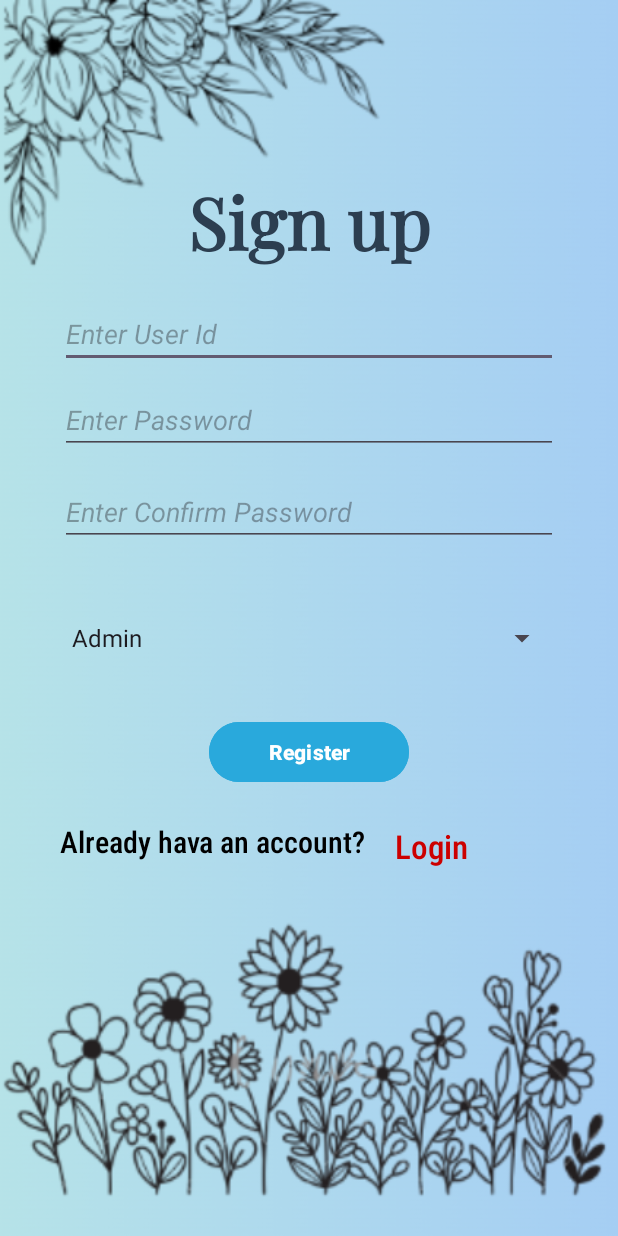
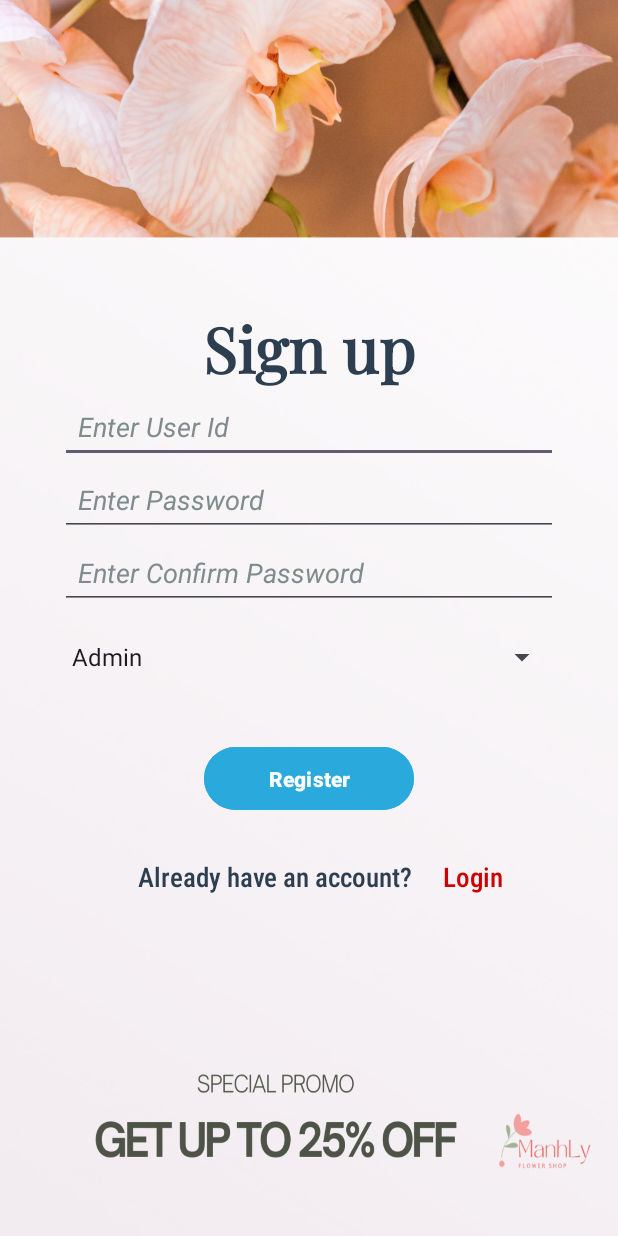
Before and after one commit to DuyManh122/Mobile-Application-Development, an Android app: the RegisterActivity screen opened directly, with no data from a screen before it, on a phone screen of 412 x 824 dp. Run offline under Robolectric (Android 15) with nearby library versions, the phone set to English and light mode, and no system bars.

Commit message:
Modify UI

```diff
--- a/AndroidApp/app/src/main/java/com/example/myapplication/UserInformation.java
+++ b/AndroidApp/app/src/main/java/com/example/myapplication/UserInformation.java
@@ -5,7 +5,7 @@ public class UserInformation {
     private  String date_of_birth;
     private  String address;
     private  String phone_number;
-    private  Gender sex;
+    private  String sex;
 
     public String getAddress() {
         return address;
@@ -23,7 +23,7 @@ public class UserInformation {
         return phone_number;
     }
 
-    public Gender getSex() {
+    public String getSex() {
         return sex;
     }
 
@@ -43,7 +43,7 @@ public class UserInformation {
         this.phone_number = phone_number;
     }
 
-    public void setSex(Gender sex) {
+    public void setSex(String sex) {
         this.sex = sex;
     }
 }
--- a/AndroidApp/app/src/main/res/layout/activity_product.xml
+++ b/AndroidApp/app/src/main/res/layout/activity_product.xml
@@ -5,7 +5,7 @@
     android:id="@+id/product_activity"
     android:layout_width="match_parent"
     android:layout_height="match_parent"
-    android:background="@drawable/product_bg"
+    android:background="@drawable/Bg2"
     tools:context=".ProductActivity">
 
     <EditText
--- a/AndroidApp/app/src/main/res/layout/activity_register.xml
+++ b/AndroidApp/app/src/main/res/layout/activity_register.xml
@@ -1,145 +1,129 @@
 <?xml version="1.0" encoding="utf-8"?>
 <androidx.constraintlayout.widget.ConstraintLayout xmlns:android="http://schemas.android.com/apk/res/android"
     xmlns:app="http://schemas.android.com/apk/res-auto"
-    xmlns:tools="http://schemas.android.com/tools"
+    android:id="@+id/activity_register"
     android:layout_width="match_parent"
     android:layout_height="match_parent"
-    android:id="@+id/activity_register"
-    android:background="@drawable/register_bg"
-    tools:context=".RegisterActivity">
-
+    android:background="@drawable/Bg3">
 
     <TextView
+        android:id="@+id/txt_R_SignUp"
         android:layout_width="wrap_content"
         android:layout_height="wrap_content"
+        android:layout_marginTop="200dp"
+        android:layout_marginBottom="12dp"
+        android:fontFamily="@font/playfairdisplay_regular"
         android:gravity="center"
-        android:fontFamily="@font/playfairdisplay_regular"
         android:text="Sign up"
         android:textColor="#2C3E50"
-        android:textSize="48sp"
+        android:textSize="42sp"
         android:textStyle="bold"
-        android:layout_marginBottom="20dp"
-        app:layout_constraintStart_toStartOf="parent"
-        app:layout_constraintEnd_toEndOf="parent"
-        app:layout_constraintBottom_toTopOf="@+id/txt_R_UserId" />
-
-    <EditText
-        android:id="@+id/txt_R_UserId"
-        android:layout_width="match_parent"
-        android:layout_height="wrap_content"
-        android:layout_marginStart="40dp"
-        android:layout_marginTop="200dp"
-        android:layout_marginEnd="40dp"
-        android:layout_marginBottom="12dp"
-        android:ems="10"
-        android:hint="Enter User Id"
-        android:inputType="textPersonName"
-        android:textColor="@color/black"
-        android:textStyle="italic"
-        app:layout_constraintBottom_toTopOf="@+id/txt_R_Password"
+        app:layout_constraintBottom_toTopOf="@id/txt_R_UserId"
         app:layout_constraintEnd_toEndOf="parent"
         app:layout_constraintStart_toStartOf="parent"
         app:layout_constraintTop_toTopOf="parent" />
 
+    <EditText
+        android:id="@+id/txt_R_UserId"
+        android:layout_width="0dp"
+        android:layout_height="wrap_content"
+        android:layout_marginStart="40dp"
+        android:layout_marginEnd="40dp"
+        android:layout_marginBottom="12dp"
+        android:hint="Enter User Id"
+        android:inputType="textPersonName"
+        android:textColor="#34495E"
+        android:textColorHint="#7f8c8d"
+        android:textStyle="italic"
+        android:padding="12dp"
+        app:layout_constraintTop_toBottomOf="@id/txt_R_SignUp"
+        app:layout_constraintStart_toStartOf="parent"
+        app:layout_constraintEnd_toEndOf="parent" />
 
     <EditText
         android:id="@+id/txt_R_Password"
-        android:layout_width="match_parent"
+        android:layout_width="0dp"
         android:layout_height="wrap_content"
         android:layout_marginStart="40dp"
         android:layout_marginEnd="40dp"
         android:layout_marginBottom="16dp"
-        android:ems="10"
         android:hint="Enter Password"
         android:inputType="textPassword"
-        android:textColor="@color/black"
+        android:textColor="#34495E"
+        android:textColorHint="#7f8c8d"
         android:textStyle="italic"
-        app:layout_constraintBottom_toTopOf="@+id/txt_R_ConfirmPassword"
-        app:layout_constraintEnd_toEndOf="parent"
+        android:padding="12dp"
+        app:layout_constraintTop_toBottomOf="@id/txt_R_UserId"
         app:layout_constraintStart_toStartOf="parent"
-        app:layout_constraintTop_toBottomOf="@+id/txt_R_UserId" />
+        app:layout_constraintEnd_toEndOf="parent" />
 
     <EditText
         android:id="@+id/txt_R_ConfirmPassword"
-        android:layout_width="match_parent"
+        android:layout_width="0dp"
         android:layout_height="wrap_content"
         android:layout_marginStart="40dp"
         android:layout_marginEnd="40dp"
-        android:layout_marginBottom="17dp"
-        android:ems="10"
+        android:layout_marginBottom="28dp"
         android:hint="Enter Confirm Password"
         android:inputType="textPassword"
-        android:textColor="@color/black"
+        android:textColor="#34495E"
+        android:textColorHint="#7f8c8d"
         android:textStyle="italic"
-        app:layout_constraintBottom_toTopOf="@+id/btn_R_Register"
-        app:layout_constraintEnd_toEndOf="parent"
+        android:padding="12dp"
+        app:layout_constraintTop_toBottomOf="@id/txt_R_Password"
         app:layout_constraintStart_toStartOf="parent"
-        app:layout_constraintTop_toBottomOf="@+id/txt_R_Password" />
+        app:layout_constraintEnd_toEndOf="parent" />
 
     <Spinner
         android:id="@+id/sp_R_UserType"
-        android:layout_width="match_parent"
+        android:layout_width="0dp"
         android:layout_height="wrap_content"
-        android:layout_marginTop="40dp"
         android:layout_marginStart="40dp"
+        android:layout_marginTop="8dp"
         android:layout_marginEnd="40dp"
-        android:layout_marginBottom="28dp"
-        android:textColor="@color/black"
-        app:layout_constraintBottom_toTopOf="@+id/btn_R_Register"
+        android:textColor="#34495E"
         app:layout_constraintEnd_toEndOf="parent"
+        app:layout_constraintHorizontal_bias="1.0"
         app:layout_constraintStart_toStartOf="parent"
-        app:layout_constraintTop_toBottomOf="@+id/txt_R_ConfirmPassword" />
+        app:layout_constraintTop_toBottomOf="@id/txt_R_ConfirmPassword" />
 
     <Button
         android:id="@+id/btn_R_Register"
-        android:layout_width="133dp"
-        android:layout_height="wrap_content"
-        android:layout_marginBottom="27dp"
+        android:layout_width="140dp"
+        android:layout_height="50dp"
+        android:layout_marginTop="32dp"
         android:backgroundTint="@color/blue"
         android:text="Register"
+        android:textColor="@android:color/white"
         android:textStyle="bold"
-        app:layout_constraintBottom_toTopOf="@+id/txt_R_GoToLogin"
         app:layout_constraintEnd_toEndOf="parent"
+        app:layout_constraintHorizontal_bias="0.501"
         app:layout_constraintStart_toStartOf="parent"
-        app:layout_constraintTop_toBottomOf="@+id/sp_R_UserType" />
-
+        app:layout_constraintTop_toBottomOf="@id/sp_R_UserType" />
 
     <TextView
         android:id="@+id/txt_R_question"
         android:layout_width="wrap_content"
         android:layout_height="wrap_content"
+        android:layout_marginStart="92dp"
+        android:layout_marginTop="28dp"
         android:fontFamily="sans-serif-condensed-medium"
-        android:text="Already hava an account?"
-        android:textColor="@color/black"
-        android:textSize="20sp"
-        app:layout_constraintBottom_toBottomOf="parent"
-        app:layout_constraintEnd_toEndOf="parent"
-        app:layout_constraintHorizontal_bias="0.193"
+        android:text="Already have an account?"
+        android:textColor="#2C3E50"
+        android:textSize="18sp"
         app:layout_constraintStart_toStartOf="parent"
-        app:layout_constraintTop_toTopOf="parent"
-        app:layout_constraintVertical_bias="0.687" />
+        app:layout_constraintTop_toBottomOf="@id/btn_R_Register" />
 
     <TextView
         android:id="@+id/txt_R_GoToLogin"
-        android:layout_width="78dp"
-        android:layout_height="50dp"
+        android:layout_width="wrap_content"
+        android:layout_height="wrap_content"
+        android:layout_marginStart="20dp"
         android:fontFamily="sans-serif-condensed-medium"
         android:text="Login"
         android:textColor="@android:color/holo_red_dark"
-        android:textSize="22sp"
-        app:layout_constraintBottom_toBottomOf="parent"
-        app:layout_constraintEnd_toEndOf="parent"
-        app:layout_constraintHorizontal_bias="0.789"
-        app:layout_constraintStart_toStartOf="parent"
-        app:layout_constraintTop_toTopOf="parent"
-        app:layout_constraintVertical_bias="0.71" />
-
-    <androidx.constraintlayout.widget.Guideline
-        android:id="@+id/guideline"
-        android:layout_width="wrap_content"
-        android:layout_height="wrap_content"
-        android:orientation="horizontal"
-        app:layout_constraintGuide_begin="20dp" />
-
+        android:textSize="18sp"
+        app:layout_constraintBaseline_toBaselineOf="@id/txt_R_question"
+        app:layout_constraintStart_toEndOf="@id/txt_R_question" />
 
 </androidx.constraintlayout.widget.ConstraintLayout>
--- a/AndroidApp/app/src/main/res/layout/activity_view_order.xml
+++ b/AndroidApp/app/src/main/res/layout/activity_view_order.xml
@@ -4,7 +4,7 @@
     xmlns:tools="http://schemas.android.com/tools"
     android:id="@+id/view_order_activity"
     android:layout_width="match_parent"
-    android:background="@drawable/view_order_and_product_bg"
+    android:background="@drawable/Bg62"
     android:layout_height="match_parent"
     tools:context=".ViewOrderActivity">
 
--- a/AndroidApp/app/src/main/res/layout/activity_view_order_info.xml
+++ b/AndroidApp/app/src/main/res/layout/activity_view_order_info.xml
@@ -5,7 +5,7 @@
     android:layout_width="match_parent"
     android:layout_height="match_parent"
     android:id="@+id/activity_view_order_info"
-    android:background="@drawable/view_order_and_product_info_bg"
+    android:background="@drawable/Bg2"
     tools:context=".ViewOrderInfoActivity">
 
     <TextView
--- a/AndroidApp/app/src/main/res/layout/activity_view_product.xml
+++ b/AndroidApp/app/src/main/res/layout/activity_view_product.xml
@@ -4,7 +4,7 @@
     xmlns:tools="http://schemas.android.com/tools"
     android:layout_width="match_parent"
     android:layout_height="match_parent"
-    android:background="@drawable/view_order_and_product_bg"
+    android:background="@drawable/Bg62"
     tools:context=".ViewProductActivity">
 
     <ListView
--- a/AndroidApp/app/src/main/res/layout/activity_view_product_info.xml
+++ b/AndroidApp/app/src/main/res/layout/activity_view_product_info.xml
@@ -3,7 +3,7 @@
     xmlns:app="http://schemas.android.com/apk/res-auto"
     xmlns:tools="http://schemas.android.com/tools"
     android:layout_width="match_parent"
-    android:background="@drawable/view_order_and_product_info_bg"
+    android:background="@drawable/Bg2"
     android:layout_height="match_parent"
     tools:context=".ViewProductInfoActivity">
 
```
Also changed, not shown: AndroidApp/app/src/main/java/com/example/myapplication/UserInfoAdapter.java (+62 -61 lines), AndroidApp/app/src/main/res/layout/activity_admin.xml (+6 -6 lines), AndroidApp/app/src/main/res/layout/activity_category.xml (+10 -10 lines), AndroidApp/app/src/main/res/layout/activity_login.xml (+66 -63 lines), AndroidApp/app/src/main/res/layout/activity_main.xml (+12 -31 lines), AndroidApp/app/src/main/res/layout/activity_secondary.xml (deleted, +0 -21 lines), AndroidApp/app/src/main/res/drawable/Bg2.png (added), AndroidApp/app/src/main/res/drawable/Bg3.png (added), AndroidApp/app/src/main/res/drawable/Bg62.png (added), AndroidApp/app/src/main/res/drawable/Logo.png (added), 3 other files.
